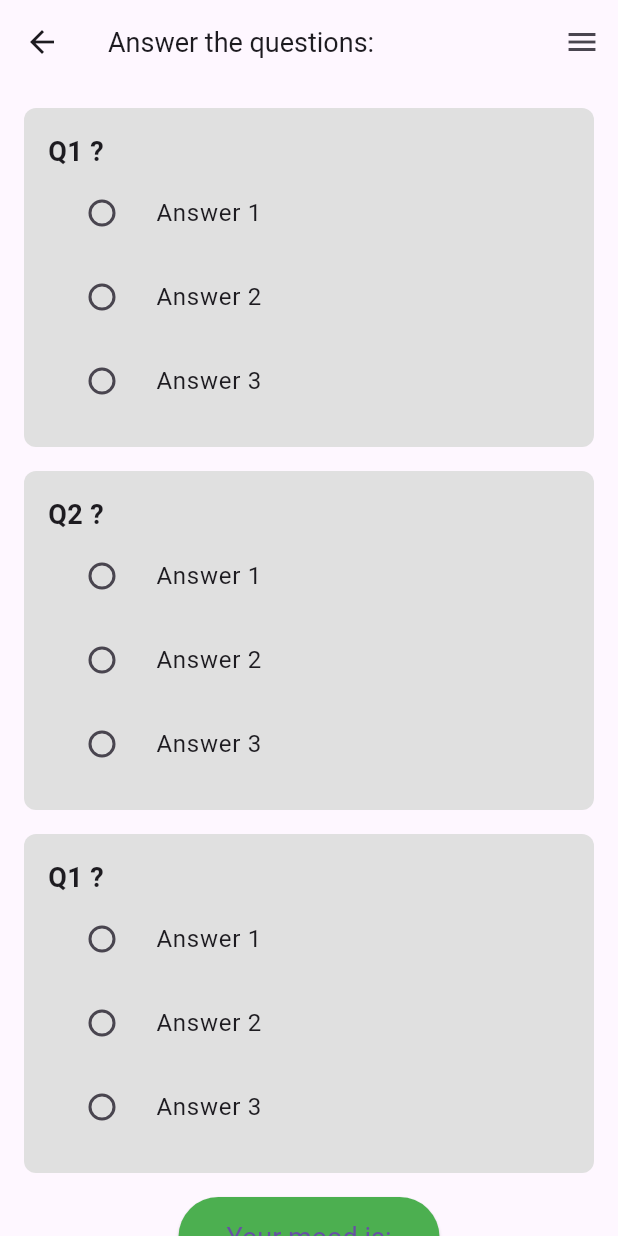
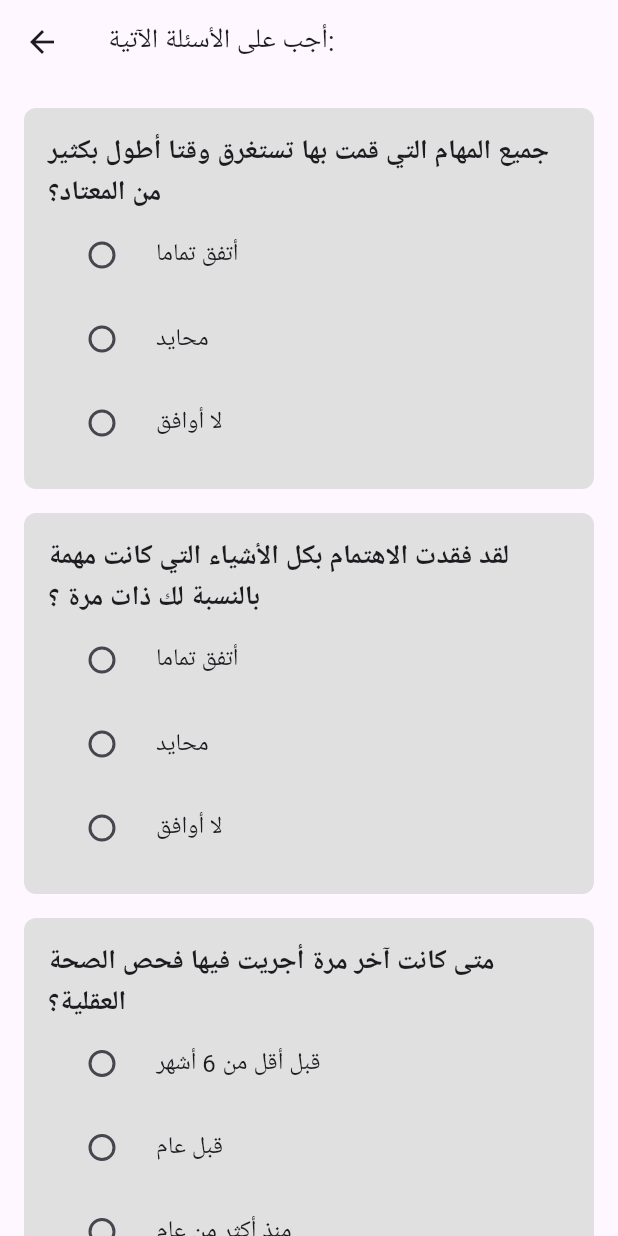
Before and after one commit to ahmedfarag123/puremindapp, a Flutter app: the TestPage screen opened directly, on a phone screen of 412 x 824 dp. Run offline on Flutter 3.47's test engine with Material 3 defaults, Android fonts, the phone set to English and light mode, and no system bars; our stand-ins replace fl_chart, youtube_player_flutter.

Commit message:
Update (4/10/2024)

```diff
--- /dev/null
+++ b/assets/questions.json
@@ -0,0 +1,30 @@
+[
+  {
+    "question": "جميع المهام التي قمت بها تستغرق وقتا أطول بكثير من المعتاد؟",
+    "answers": ["أتفق تماما", "محايد", "لا أوافق"]
+  },
+  {
+    "question": "لقد فقدت الاهتمام بكل الأشياء التي كانت مهمة بالنسبة لك ذات مرة ؟",
+    "answers": ["أتفق تماما", "محايد", "لا أوافق"]
+  },
+  {
+    "question": "متى كانت آخر مرة أجريت فيها فحص الصحة العقلية؟",
+    "answers": ["قبل أقل من 6 أشهر", "قبل عام", "منذ أكثر من عام"]
+  },
+  {
+    "question": "كم ساعة تنام في اليوم؟",
+    "answers": ["أقل من 6", "6-8", "أكثر من 8"]
+  },
+  {
+    "question": "هل سبق أن تم تشخيص إصابتك باضطراب عقلي من قبل؟",
+    "answers": ["نعم", "لا"]
+  },
+  {
+    "question": "متى كانت آخر مرة شعرت فيها بالرضا عن نفسك؟",
+    "answers": ["قبل بضعة أيام", "قبل أسابيع قليلة", "قبل بضعة أشهر", "من بضع سنوات"]
+  },
+  {
+    "question": "خلال الأسابيع الأربعة الماضية ، كم مرة أثرت صحتك العقلية على قدرتك على إنجاز العمل؟",
+    "answers": ["غالبا", "في الكثير من الاحيان", "لا على الاطلاق"]
+  }
+]
--- a/lib/TestPage.dart
+++ b/lib/TestPage.dart
@@ -1,4 +1,7 @@
+import 'dart:convert';
 import 'package:flutter/material.dart';
+import 'package:flutter/services.dart'; // Used to load assets
+import 'result_test_page.dart';
 
 class TestPage extends StatefulWidget {
   @override
@@ -6,8 +9,27 @@ class TestPage extends StatefulWidget {
 }
 
 class _TestPageState extends State<TestPage> {
-  int? _selectedAnswerQ1;
-  int? _selectedAnswerQ2;
+  List<dynamic>? questions;
+  Map<int, int?> selectedAnswers = {};
+
+  @override
+  void initState() {
+    super.initState();
+    _loadQuestions();
+  }
+
+  Future<void> _loadQuestions() async {
+    // Load JSON from the assets
+    String data = await rootBundle.loadString('assets/questions.json');
+    setState(() {
+      questions = json.decode(data);
+    });
+  }
+
+  bool _allQuestionsAnswered() {
+    // تحقق إذا كانت جميع الأسئلة تمت الإجابة عليها
+    return selectedAnswers.length == questions!.length && selectedAnswers.values.every((answer) => answer != null);
+  }
 
   @override
   Widget build(BuildContext context) {
@@ -19,70 +41,53 @@ class _TestPageState extends State<TestPage> {
             Navigator.of(context).pop();
           },
         ),
-        title: Text('Answer the questions:', style: TextStyle(fontSize: 18)),
-        actions: [
-          IconButton(
-            icon: Icon(Icons.menu),
-            onPressed: () {
-              // Action when menu button is pressed
-            },
+        title: Text('أجب على الأسئلة الآتية:', style: TextStyle(fontSize: 18)),
       ),
-        ],
-      ),
-      body: SingleChildScrollView(
+      body: questions == null
+          ? Center(child: CircularProgressIndicator()) // Show loading indicator until data is loaded
+          : SingleChildScrollView(
         child: Padding(
           padding: const EdgeInsets.all(16.0),
           child: Column(
             crossAxisAlignment: CrossAxisAlignment.start,
             children: [
-              // Question 1
+              ...questions!.asMap().entries.map((entry) {
+                int index = entry.key;
+                Map<String, dynamic> question = entry.value;
+
+                // Return each question and a SizedBox for spacing
+                return Column(
+                  children: [
                     _buildQuestionContainer(
-                questionText: 'Q1 ?',
-                selectedAnswer: _selectedAnswerQ1,
+                      questionText: question['question'],
+                      answers: question['answers'],
+                      selectedAnswer: selectedAnswers[index],
                       onChanged: (value) {
                         setState(() {
-                    _selectedAnswerQ1 = value;
+                          selectedAnswers[index] = value;
                         });
                       },
                     ),
-              SizedBox(height: 16),
-
-              // Question 2
-              _buildQuestionContainer(
-                questionText: 'Q2 ?',
-                selectedAnswer: _selectedAnswerQ2,
-                onChanged: (value) {
-                  setState(() {
-                    _selectedAnswerQ2 = value;
-                  });
-                },
-              ),
-              SizedBox(height: 16),
-
-              // Question 1 repeated
-              _buildQuestionContainer(
-                questionText: 'Q1 ?',
-                selectedAnswer: _selectedAnswerQ1,
-                onChanged: (value) {
-                  setState(() {
-                    _selectedAnswerQ1 = value;
-                  });
-                },
-              ),
-              SizedBox(height: 16),
-
-              // Button to show result
+                    SizedBox(height: 16), // Add spacing between questions
+                  ],
+                );
+              }).toList(),
               Center(
                 child: ElevatedButton(
                   style: ElevatedButton.styleFrom(
-                    backgroundColor: Colors.green,
+                    backgroundColor: _allQuestionsAnswered() ? Colors.green : Colors.grey, // Change color based on state
                     padding: EdgeInsets.symmetric(horizontal: 32, vertical: 16),
                     textStyle: TextStyle(fontSize: 18),
                   ),
-                  onPressed: () {
-                    // Action when "Your mood is" button is pressed
-                  },
-                  child: Text('Your mood is:'),
+                  onPressed: _allQuestionsAnswered()
+                      ? () {
+                    Navigator.push(
+                      context,
+                      MaterialPageRoute(builder: (context) => ResultTestPage()),
+                    );
+                  }
+                      : null, // Disable button if not all questions are answered
+                  child: Text('حالتك الزاجية الأن:'),
                 ),
               ),
             ],
@@ -94,6 +99,7 @@ class _TestPageState extends State<TestPage> {
 
   Widget _buildQuestionContainer({
     required String questionText,
+    required List<dynamic> answers,
     required int? selectedAnswer,
     required ValueChanged<int?> onChanged,
   }) {
@@ -110,24 +116,16 @@ class _TestPageState extends State<TestPage> {
             questionText,
             style: TextStyle(fontSize: 18, fontWeight: FontWeight.bold),
           ),
-          RadioListTile<int>(
-            title: Text('Answer 1'),
-            value: 1,
+          ...answers.asMap().entries.map((entry) {
+            int index = entry.key;
+            String answer = entry.value;
+            return RadioListTile<int>(
+              title: Text(answer),
+              value: index,
               groupValue: selectedAnswer,
               onChanged: onChanged,
-          ),
-          RadioListTile<int>(
-            title: Text('Answer 2'),
-            value: 2,
-            groupValue: selectedAnswer,
-            onChanged: onChanged,
-          ),
-          RadioListTile<int>(
-            title: Text('Answer 3'),
-            value: 3,
-            groupValue: selectedAnswer,
-            onChanged: onChanged,
-          ),
+            );
+          }).toList(),
         ],
       ),
     );
--- a/pubspec.yaml
+++ b/pubspec.yaml
@@ -73,6 +73,7 @@ flutter:
     - assets/logo.png
     - assets/video_links.json
     - assets/users.json
+    - assets/questions.json
 
 
 
```
Also changed, not shown: lib/result_test_page.dart (added, +80 -0 lines). Lines whose indentation alone changed are shown as unchanged.
